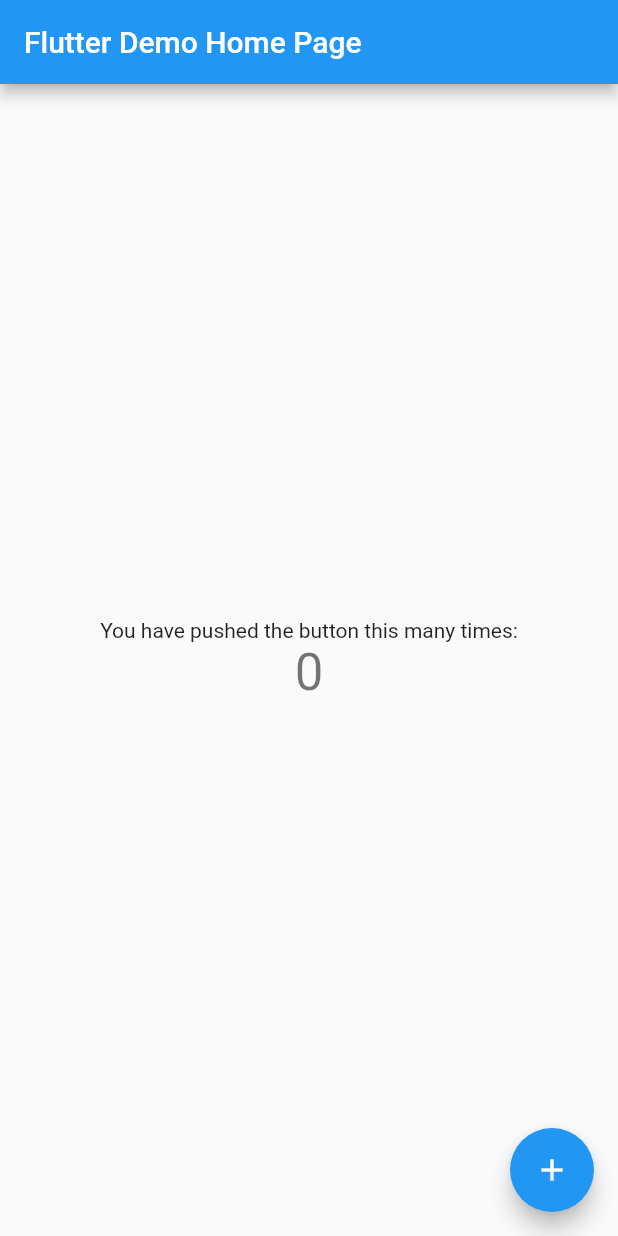
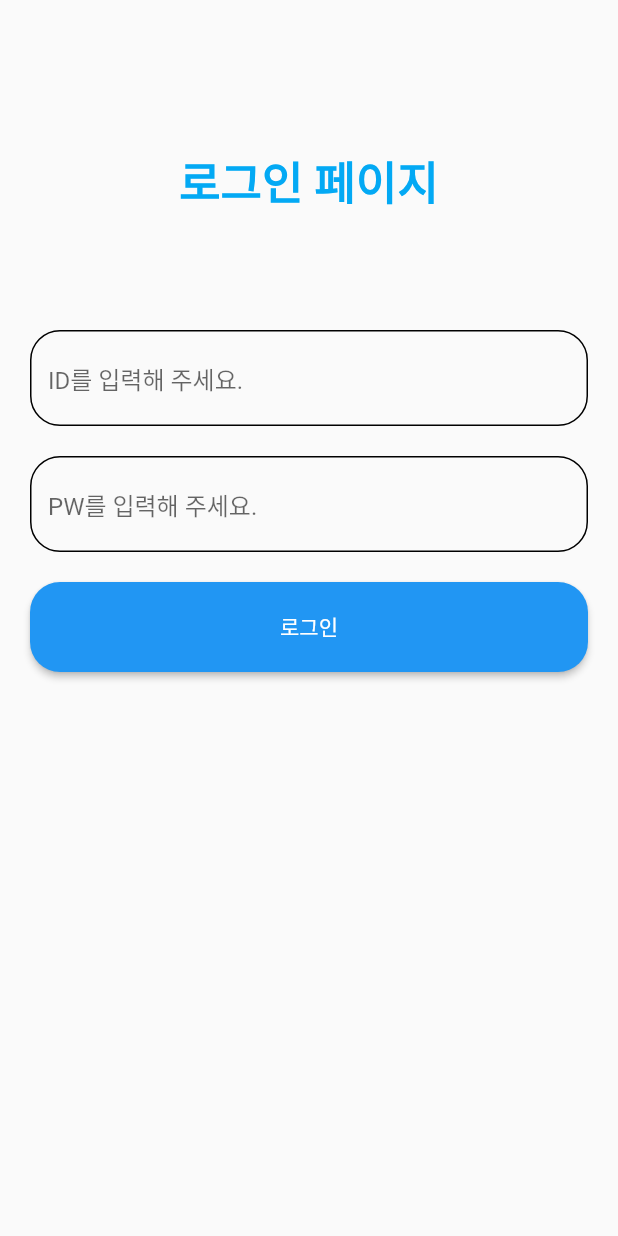
Before and after one commit to solardayz/flutter-ui, a Flutter app: the screen it shows after launch, on a phone screen of 412 x 824 dp. Run offline on Flutter 3.47's test engine with Material 2 defaults, Android fonts, the phone set to English and light mode, and no system bars; our stand-ins replace get.

Commit message:
기본 구조 개발 중

```diff
--- a/lib/main.dart
+++ b/lib/main.dart
@@ -1,4 +1,6 @@
+import 'package:approval/view/emst/login.dart';
 import 'package:flutter/material.dart';
+import 'package:get/get_navigation/src/root/get_material_app.dart';
 
 void main() {
   runApp(const MyApp());
@@ -10,106 +12,12 @@ class MyApp extends StatelessWidget {
   // This widget is the root of your application.
   @override
   Widget build(BuildContext context) {
-    return MaterialApp(
-      title: 'Flutter Demo',
+    return GetMaterialApp(
+      title: '냉방사 통합 결재 시스템',
       theme: ThemeData(
-        // This is the theme of your application.
-        //
-        // Try running your application with "flutter run". You'll see the
-        // application has a blue toolbar. Then, without quitting the app, try
-        // changing the primarySwatch below to Colors.green and then invoke
-        // "hot reload" (press "r" in the console where you ran "flutter run",
-        // or simply save your changes to "hot reload" in a Flutter IDE).
-        // Notice that the counter didn't reset back to zero; the application
-        // is not restarted.
         primarySwatch: Colors.blue,
       ),
-      home: const MyHomePage(title: 'Flutter Demo Home Page'),
+      home: const Login(title: '냉방사 통합 결재 시스템'),
     );
   }
 }
-
-class MyHomePage extends StatefulWidget {
-  const MyHomePage({Key? key, required this.title}) : super(key: key);
-
-  // This widget is the home page of your application. It is stateful, meaning
-  // that it has a State object (defined below) that contains fields that affect
-  // how it looks.
-
-  // This class is the configuration for the state. It holds the values (in this
-  // case the title) provided by the parent (in this case the App widget) and
-  // used by the build method of the State. Fields in a Widget subclass are
-  // always marked "final".
-
-  final String title;
-
-  @override
-  State<MyHomePage> createState() => _MyHomePageState();
-}
-
-class _MyHomePageState extends State<MyHomePage> {
-  int _counter = 0;
-
-  void _incrementCounter() {
-    setState(() {
-      // This call to setState tells the Flutter framework that something has
-      // changed in this State, which causes it to rerun the build method below
-      // so that the display can reflect the updated values. If we changed
-      // _counter without calling setState(), then the build method would not be
-      // called again, and so nothing would appear to happen.
-      _counter++;
-    });
-  }
-
-  @override
-  Widget build(BuildContext context) {
-    // This method is rerun every time setState is called, for instance as done
-    // by the _incrementCounter method above.
-    //
-    // The Flutter framework has been optimized to make rerunning build methods
-    // fast, so that you can just rebuild anything that needs updating rather
-    // than having to individually change instances of widgets.
-    return Scaffold(
-      appBar: AppBar(
-        // Here we take the value from the MyHomePage object that was created by
-        // the App.build method, and use it to set our appbar title.
-        title: Text(widget.title),
-      ),
-      body: Center(
-        // Center is a layout widget. It takes a single child and positions it
-        // in the middle of the parent.
-        child: Column(
-          // Column is also a layout widget. It takes a list of children and
-          // arranges them vertically. By default, it sizes itself to fit its
-          // children horizontally, and tries to be as tall as its parent.
-          //
-          // Invoke "debug painting" (press "p" in the console, choose the
-          // "Toggle Debug Paint" action from the Flutter Inspector in Android
-          // Studio, or the "Toggle Debug Paint" command in Visual Studio Code)
-          // to see the wireframe for each widget.
-          //
-          // Column has various properties to control how it sizes itself and
-          // how it positions its children. Here we use mainAxisAlignment to
-          // center the children vertically; the main axis here is the vertical
-          // axis because Columns are vertical (the cross axis would be
-          // horizontal).
-          mainAxisAlignment: MainAxisAlignment.center,
-          children: <Widget>[
-            const Text(
-              'You have pushed the button this many times:',
-            ),
-            Text(
-              '$_counter',
-              style: Theme.of(context).textTheme.headline4,
-            ),
-          ],
-        ),
-      ),
-      floatingActionButton: FloatingActionButton(
-        onPressed: _incrementCounter,
-        tooltip: 'Increment',
-        child: const Icon(Icons.add),
-      ), // This trailing comma makes auto-formatting nicer for build methods.
-    );
-  }
-}
--- /dev/null
+++ b/lib/view/approval/dashboard.dart
@@ -0,0 +1,10 @@
+import 'package:flutter/material.dart';
+
+class DashBoard extends StatelessWidget {
+  const DashBoard({Key? key}) : super(key: key);
+
+  @override
+  Widget build(BuildContext context) {
+    return Container();
+  }
+}
--- /dev/null
+++ b/lib/view/emst/login.dart
@@ -0,0 +1,87 @@
+import 'package:approval/view/approval/dashboard.dart';
+import 'package:flutter/material.dart';
+import 'package:get/get.dart';
+
+class Login extends StatelessWidget {
+  const Login({Key? key, required String title}) : super(key: key);
+
+  @override
+  Widget build(BuildContext context) {
+    return Scaffold(
+      body: Padding(
+        padding: const EdgeInsets.all(20.0),
+        child: SingleChildScrollView(
+          child: Column(
+            children: [
+              Container(
+                alignment: Alignment.center,
+                height: 200,
+                child: const Text(
+                  "로그인 페이지",
+                  style: TextStyle(
+                    fontSize: 30.0,
+                    fontWeight: FontWeight.bold,
+                    color: Colors.lightBlue,
+                  ),
+                ),
+              ),
+              Column(
+                children: [
+                  TextFormField(
+                    decoration: InputDecoration(
+                      hintText: "ID를 입력해 주세요.",
+                      enabledBorder: OutlineInputBorder(
+                        borderRadius: BorderRadius.circular(20.0),
+                      ),
+                      focusedBorder: OutlineInputBorder(
+                        borderRadius: BorderRadius.circular(20.0),
+                      ),
+                      errorBorder: OutlineInputBorder(
+                        borderRadius: BorderRadius.circular(20.0),
+                      ),
+                      focusedErrorBorder: OutlineInputBorder(
+                          borderRadius: BorderRadius.circular(20.0)),
+                    ),
+                  ),
+                  const SizedBox(
+                    height: 20.0,
+                  ),
+                  TextFormField(
+                    decoration: InputDecoration(
+                      hintText: "PW를 입력해 주세요.",
+                      enabledBorder: OutlineInputBorder(
+                        borderRadius: BorderRadius.circular(20.0),
+                      ),
+                      focusedBorder: OutlineInputBorder(
+                        borderRadius: BorderRadius.circular(20.0),
+                      ),
+                      errorBorder: OutlineInputBorder(
+                        borderRadius: BorderRadius.circular(20.0),
+                      ),
+                      focusedErrorBorder: OutlineInputBorder(
+                          borderRadius: BorderRadius.circular(20.0)),
+                    ),
+                  ),
+                  const SizedBox(
+                    height: 20.0,
+                  ),
+                  ElevatedButton(
+                    onPressed: () {
+                      Get.to(DashBoard());
+                      print('메인 페이지로 전환');
+                    },
+                    child: const Text("로그인"),
+                    style: ElevatedButton.styleFrom(
+                        minimumSize: const Size(double.infinity, 60.0),
+                        shape: RoundedRectangleBorder(
+                            borderRadius: BorderRadius.circular(20.0))),
+                  ),
+                ],
+              ),
+            ],
+          ),
+        ),
+      ),
+    );
+  }
+}
--- a/pubspec.yaml
+++ b/pubspec.yaml
@@ -29,6 +29,7 @@ environment:
 dependencies:
   flutter:
     sdk: flutter
+  get: ^4.3.8
 
 
   # The following adds the Cupertino Icons font to your application.
```
Also changed, not shown: pubspec.lock.
